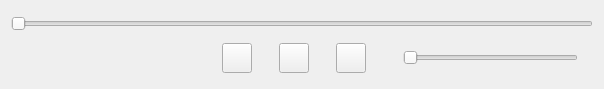
This is src/ui/playercontrols.ui in jacquelineb/Music-Player as Qt 5 draws it before an edit. The edited form follows.
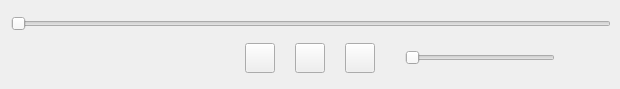
This is the edited form. Custom widgets are drawn as their Qt base class.

Commit message: Added volume icon label to PlayerControls. Adjust sizing of ui elements

```diff
--- a/src/ui/playercontrols.ui
+++ b/src/ui/playercontrols.ui
@@ -6,19 +6,19 @@
    <rect>
     <x>0</x>
     <y>0</y>
-    <width>604</width>
+    <width>620</width>
     <height>89</height>
    </rect>
   </property>
   <property name="minimumSize">
    <size>
-    <width>604</width>
+    <width>620</width>
     <height>89</height>
    </size>
   </property>
   <property name="maximumSize">
    <size>
-    <width>624</width>
+    <width>620</width>
     <height>89</height>
    </size>
   </property>
@@ -28,9 +28,21 @@
   <layout class="QGridLayout" name="gridLayout">
    <item row="0" column="0" colspan="2">
     <widget class="PlayerControlsSlider" name="progressSlider">
+     <property name="sizePolicy">
+      <sizepolicy hsizetype="Expanding" vsizetype="Fixed">
+       <horstretch>0</horstretch>
+       <verstretch>0</verstretch>
+      </sizepolicy>
+     </property>
      <property name="minimumSize">
       <size>
-       <width>520</width>
+       <width>600</width>
+       <height>20</height>
+      </size>
+     </property>
+     <property name="maximumSize">
+      <size>
+       <width>0</width>
        <height>20</height>
       </size>
      </property>
@@ -63,7 +75,7 @@
        </property>
        <property name="sizeHint" stdset="0">
         <size>
-         <width>200</width>
+         <width>230</width>
          <height>20</height>
         </size>
        </property>
@@ -71,6 +83,12 @@
      </item>
      <item>
       <widget class="QPushButton" name="prevButton">
+       <property name="sizePolicy">
+        <sizepolicy hsizetype="Fixed" vsizetype="Fixed">
+         <horstretch>0</horstretch>
+         <verstretch>0</verstretch>
+        </sizepolicy>
+       </property>
        <property name="minimumSize">
         <size>
          <width>30</width>
@@ -112,6 +130,12 @@
      </item>
      <item>
       <widget class="QPushButton" name="playOrPauseButton">
+       <property name="sizePolicy">
+        <sizepolicy hsizetype="Fixed" vsizetype="Fixed">
+         <horstretch>0</horstretch>
+         <verstretch>0</verstretch>
+        </sizepolicy>
+       </property>
        <property name="minimumSize">
         <size>
          <width>30</width>
@@ -150,6 +174,12 @@
      </item>
      <item>
       <widget class="QPushButton" name="nextButton">
+       <property name="sizePolicy">
+        <sizepolicy hsizetype="Fixed" vsizetype="Fixed">
+         <horstretch>0</horstretch>
+         <verstretch>0</verstretch>
+        </sizepolicy>
+       </property>
        <property name="minimumSize">
         <size>
          <width>30</width>
@@ -188,15 +218,21 @@
      </item>
      <item>
       <widget class="PlayerControlsSlider" name="volumeSlider">
+       <property name="sizePolicy">
+        <sizepolicy hsizetype="Fixed" vsizetype="Fixed">
+         <horstretch>0</horstretch>
+         <verstretch>0</verstretch>
+        </sizepolicy>
+       </property>
        <property name="minimumSize">
         <size>
-         <width>175</width>
+         <width>150</width>
          <height>20</height>
         </size>
        </property>
        <property name="maximumSize">
         <size>
-         <width>175</width>
+         <width>150</width>
          <height>20</height>
         </size>
        </property>
@@ -211,6 +247,47 @@
        </property>
       </widget>
      </item>
+     <item>
+      <spacer name="horizontalSpacer">
+       <property name="orientation">
+        <enum>Qt::Horizontal</enum>
+       </property>
+       <property name="sizeType">
+        <enum>QSizePolicy::Fixed</enum>
+       </property>
+       <property name="sizeHint" stdset="0">
+        <size>
+         <width>10</width>
+         <height>10</height>
+        </size>
+       </property>
+      </spacer>
+     </item>
+     <item>
+      <widget class="QLabel" name="volumeLabel">
+       <property name="sizePolicy">
+        <sizepolicy hsizetype="Fixed" vsizetype="Fixed">
+         <horstretch>0</horstretch>
+         <verstretch>0</verstretch>
+        </sizepolicy>
+       </property>
+       <property name="minimumSize">
+        <size>
+         <width>30</width>
+         <height>30</height>
+        </size>
+       </property>
+       <property name="maximumSize">
+        <size>
+         <width>30</width>
+         <height>30</height>
+        </size>
+       </property>
+       <property name="text">
+        <string/>
+       </property>
+      </widget>
+     </item>
     </layout>
    </item>
   </layout>
```
The commit also changes 3 other files.
